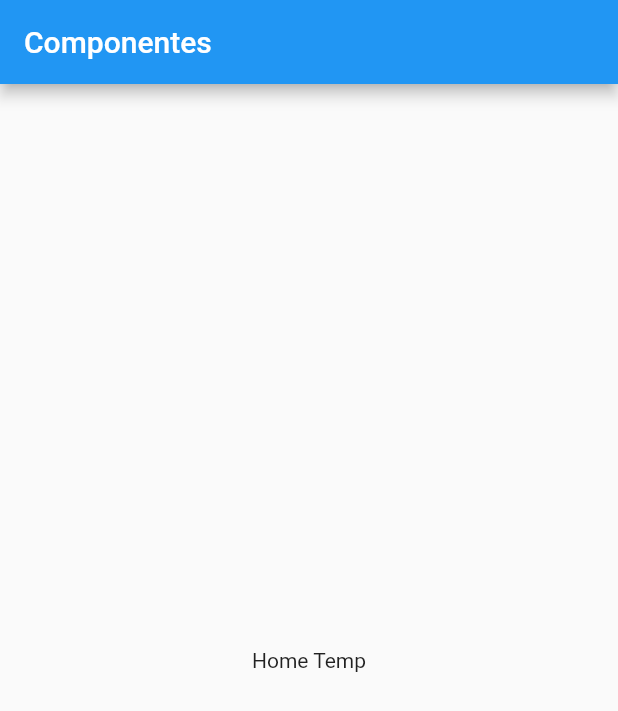
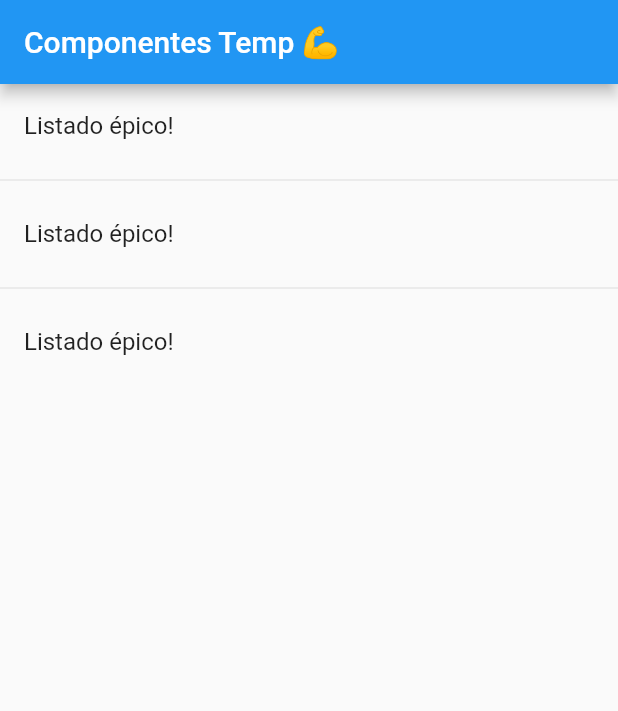
Before and after one commit to JHORJE18/Flutter_Componentes, a Flutter app: the screen it shows after launch, on a phone screen of 412 x 824 dp. Shown: the top 711 px of the screen. Run offline on Flutter 3.47's test engine with Material 2 defaults, Android fonts, the phone set to English and light mode, and no system bars.

Commit message:
ListView

```diff
--- a/lib/main.dart
+++ b/lib/main.dart
@@ -8,12 +8,7 @@ class MyApp extends StatelessWidget {
   Widget build(BuildContext context) {
     return MaterialApp(
       title: 'Componentes App',
-      home: Scaffold(
-        appBar: AppBar(
-          title: Text('Componentes'),
-        ),
-        body: HomePageTemp(),
-      ),
+      home: HomePageTemp(),
     );
   }
 }
--- a/lib/src/pages/home_temp.dart
+++ b/lib/src/pages/home_temp.dart
@@ -6,8 +6,23 @@ class HomePageTemp extends StatelessWidget {
   @override
   Widget build(BuildContext context) {
     return Container(
-      child: Center(
-        child: Text('Home Temp'),
+      child: Scaffold(
+        appBar: AppBar(title: Text('Componentes Temp 💪')),
+        body: ListView(
+          children: [
+            ListTile(
+              title: Text('Listado épico!'),
+            ),
+            Divider(),
+            ListTile(
+              title: Text('Listado épico!'),
+            ),
+            Divider(),
+            ListTile(
+              title: Text('Listado épico!'),
+            ),
+          ],
+        ),
       ),
     );
   }
```
